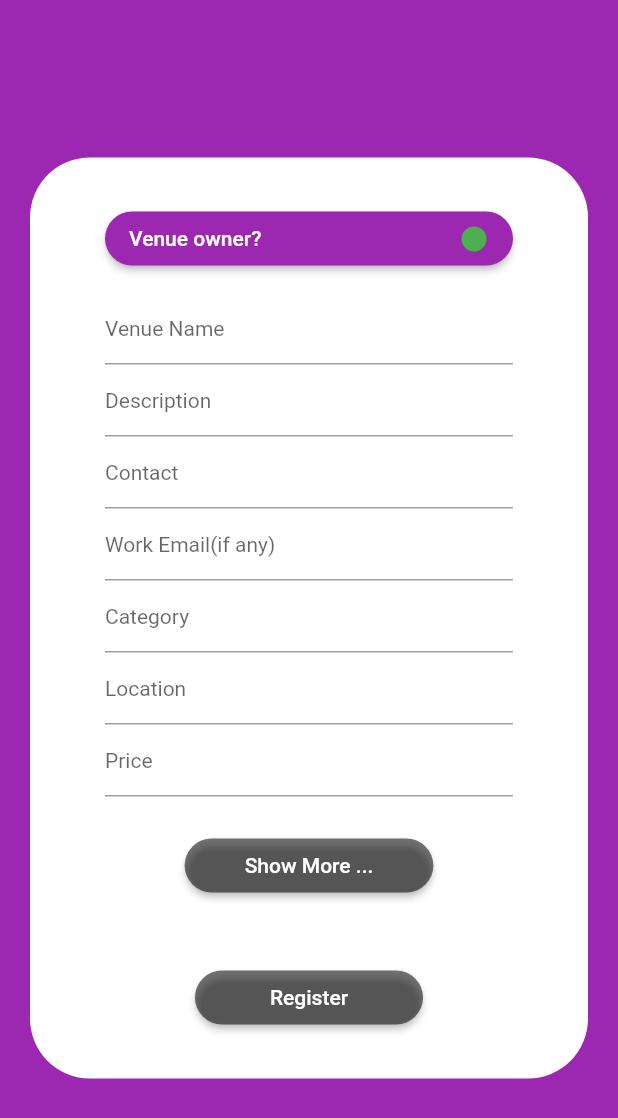
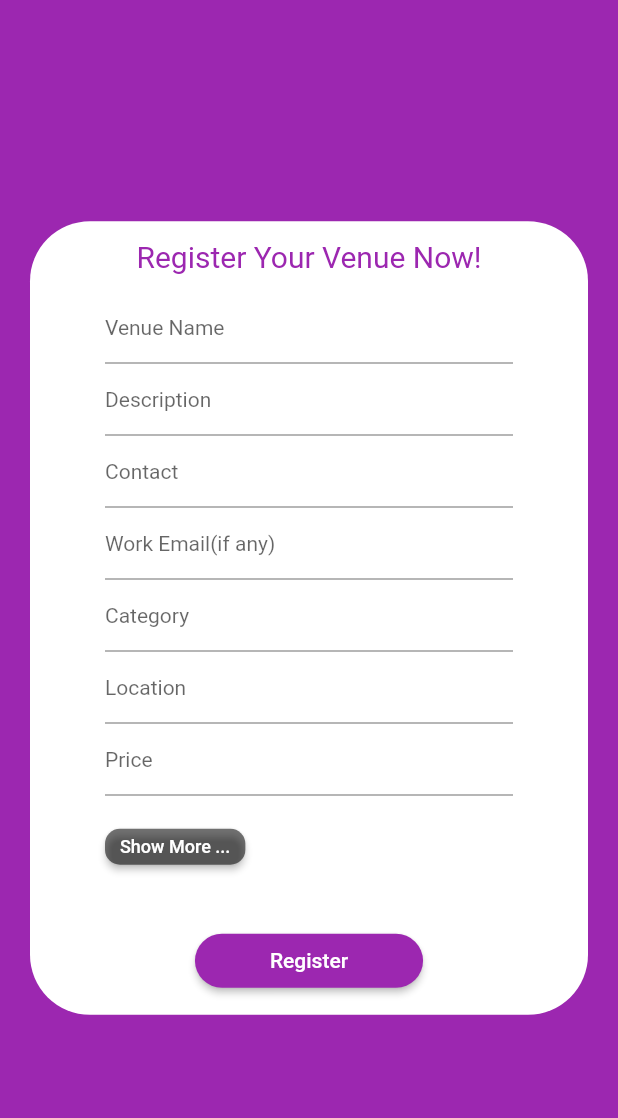
Before and after one commit to RahulPanchal-15/BookIt, a Flutter app: the OwnerRegister screen opened directly, on a phone screen of 412 x 824 dp. Shown: the top 1118 px of the screen. Run offline on Flutter 3.47's test engine with Material 2 defaults, Android fonts, the phone set to English and light mode, and no system bars; our stand-ins replace carousel_slider, firebase_auth, firebase_core, font_awesome_flutter, get, image_cropper and 2 more; accounts and stored records are empty; network calls fail; key blocks and very long unbroken strings in the code were emptied for the run.

Commit message:
Owner Request Page Updated

```diff
--- a/lib/screens/owner_register.dart
+++ b/lib/screens/owner_register.dart
@@ -20,7 +20,6 @@ class OwnerRegister extends StatefulWidget {
 }
 
 class _OwnerRegisterState extends State<OwnerRegister> {
-  bool? isOwner = true;
   List<File?> venueImages = [];
   TimeOfDay? startTime;
   TimeOfDay? endTime;
@@ -33,7 +32,7 @@ class _OwnerRegisterState extends State<OwnerRegister> {
         child: Center(
           child: SafeArea(
             child: Container(
-              padding: EdgeInsets.symmetric(horizontal: 50, vertical: 30),
+              padding: EdgeInsets.symmetric(horizontal: 50, vertical: 12),
               margin: EdgeInsets.symmetric(
                   vertical: MediaQuery.of(context).size.height * 0.05,
                   horizontal: 20),
@@ -43,43 +42,39 @@ class _OwnerRegisterState extends State<OwnerRegister> {
               ),
               child: SingleChildScrollView(
                 child: Column(
+                  // crossAxisAlignment: CrossAxisAlignment.center,
                   children: [
-                    ElevatedButton(
-                      style: kButtonStyle,
-                      onPressed: () {
-                        setState(() {
-                          isOwner = !(isOwner!);
-                        });
-                      },
-                      child: Row(
-                        mainAxisAlignment: MainAxisAlignment.spaceBetween,
+                    Center(
+                        child: Text(
+                      "Register Your Venue Now!",
+                      style: TextStyle(color: Colors.purple, fontSize: 20),
+                    )),
+                    Column(
+                      crossAxisAlignment: CrossAxisAlignment.start,
                       children: [
-                          Text("Venue owner?"),
-                          Icon(Icons.circle,
-                              color: isOwner! ? Colors.green : Colors.red,
-                              size: 20),
-                        ],
-                      ),
-                    ),
-                    isOwner!
-                        ? Padding(
+                        Padding(
                           padding: const EdgeInsets.symmetric(vertical: 12.0),
                           child: Column(
                             children: getTextFields(data, controllers),
                           ),
-                          )
-                        : Container(),
-                    isOwner!
-                        ? Container(
+                        ),
+                        Container(
                           margin: EdgeInsets.only(top: 10),
+                          height: 24,
                           child: ElevatedButton(
                             style: kButtonStyle.copyWith(
                               padding: MaterialStateProperty.all<EdgeInsets>(
-                                    EdgeInsets.symmetric(horizontal: 40.0)),
+                                  EdgeInsets.symmetric(horizontal: 10.0)),
                               backgroundColor:
                                   MaterialStateProperty.all(Colors.black54),
                               foregroundColor:
                                   MaterialStateProperty.all(Colors.white),
+                              shape: MaterialStateProperty.all<
+                                  RoundedRectangleBorder>(
+                                RoundedRectangleBorder(
+                                  borderRadius: BorderRadius.circular(10),
+                                ),
+                              ),
                             ),
                             onPressed: () {
                               showModalBottomSheet(
@@ -117,8 +112,7 @@ class _OwnerRegisterState extends State<OwnerRegister> {
                                                       top: 10, bottom: 15),
                                                   decoration: BoxDecoration(
                                                       border: Border.all(
-                                                            color:
-                                                                Colors.black),
+                                                          color: Colors.black),
                                                       borderRadius:
                                                           BorderRadius.all(
                                                               Radius.circular(
@@ -141,11 +135,9 @@ class _OwnerRegisterState extends State<OwnerRegister> {
                                                                 ImageSource
                                                                     .gallery,
                                                                 (image) {
-                                                                setModalState(
-                                                                    () {
+                                                              setModalState(() {
                                                                 venueImages
-                                                                      .add(
-                                                                          image);
+                                                                    .add(image);
                                                               });
                                                             })
                                                           },
@@ -178,8 +170,7 @@ class _OwnerRegisterState extends State<OwnerRegister> {
                                               children: [
                                                 Container(
                                                   margin: EdgeInsets.only(
-                                                        top: 15.0,
-                                                        bottom: 10.0),
+                                                      top: 15.0, bottom: 10.0),
                                                   child: Text(
                                                     'Availability: ',
                                                   ),
@@ -187,13 +178,11 @@ class _OwnerRegisterState extends State<OwnerRegister> {
                                                 Container(
                                                   margin: EdgeInsets.only(
                                                       bottom: 15.0),
-                                                    padding:
-                                                        EdgeInsets.symmetric(
+                                                  padding: EdgeInsets.symmetric(
                                                       horizontal: 10),
                                                   decoration: BoxDecoration(
                                                       border: Border.all(
-                                                            color:
-                                                                Colors.black),
+                                                          color: Colors.black),
                                                       borderRadius:
                                                           BorderRadius.all(
                                                               Radius.circular(
@@ -206,8 +195,7 @@ class _OwnerRegisterState extends State<OwnerRegister> {
                                                     children: [
                                                       Row(
                                                         children: [
-                                                            Icon(
-                                                                Icons.schedule),
+                                                          Icon(Icons.schedule),
                                                           TextButton(
                                                             onPressed: () {
                                                               selectTime(
@@ -221,8 +209,7 @@ class _OwnerRegisterState extends State<OwnerRegister> {
                                                               }, startTime);
                                                             },
                                                             child: Text(
-                                                                startTime !=
-                                                                        null
+                                                              startTime != null
                                                                   ? "${startTime!.hour.toString()} : ${startTime!.minute.toString()}"
                                                                   : "Start Time",
                                                               style: TextStyle(
@@ -286,28 +273,28 @@ class _OwnerRegisterState extends State<OwnerRegister> {
                                 },
                               );
                             },
-                              child: Text("Show More ..."),
+                            child: Text("Show More ...",
+                                style: TextStyle(fontSize: 12)),
                           ),
-                          )
-                        : Container(),
+                        ),
 
-                    //Register / Next Button
-                    Container(
+                        //Register Button
+                        Center(
+                          child: Container(
                             margin: EdgeInsets.only(top: 40.0),
-                      padding:
-                          EdgeInsets.symmetric(vertical: 0, horizontal: 20.0),
+                            padding: EdgeInsets.symmetric(
+                                vertical: 0, horizontal: 20.0),
                             child: ElevatedButton(
                               style: kButtonStyle.copyWith(
                                 backgroundColor:
-                              MaterialStateProperty.all(Colors.black54),
+                                    MaterialStateProperty.all(Colors.purple),
                                 foregroundColor:
                                     MaterialStateProperty.all(Colors.white),
                                 padding: MaterialStateProperty.all(
                                   EdgeInsets.symmetric(horizontal: 50),
                                 ),
                               ),
-                        onPressed: isOwner!
-                            ? () {
+                              onPressed: () {
                                 // Provider.of<MyAuth>(context, listen: false)
                                 //     .setIsDone(true);
                                 // Navigator.pop(context);
@@ -319,13 +306,12 @@ class _OwnerRegisterState extends State<OwnerRegister> {
                                 );
                                 Navigator.pushReplacementNamed(
                                     context, '/main');
-                              }
-                            : () {
-                                Navigator.pushReplacementNamed(
-                                    context, '/main');
                               },
                               child: Text("Register"),
                             ),
+                          ),
+                        ),
+                      ],
                     ),
                   ],
                 ),
--- a/lib/screens/signup_login.dart
+++ b/lib/screens/signup_login.dart
@@ -245,7 +245,7 @@ class _LoginPageState extends State<LoginPage> {
                                                   // );
                                                   Navigator
                                                       .pushReplacementNamed(
-                                                          context, '/owner');
+                                                          context, '/main');
                                                 }
                                               } catch (err) {
                                                 print(err);
--- a/lib/wrapper.dart
+++ b/lib/wrapper.dart
@@ -25,7 +25,8 @@ class _WrapperState extends State<Wrapper> {
         if (snapshot.connectionState == ConnectionState.active) {
           final MyUser? user = snapshot.data;
           return MaterialApp(
-            initialRoute: user == null ? '/login' : '/main',
+            // initialRoute: user == null ? '/login' : '/main',
+            initialRoute: '/main',
             routes: {
               '/main': (context) => MainScreen(),
               '/login': (context) => const LoginPage(),
```
Also changed, not shown: lib/screens/profile.dart (+17 -4 lines), lib/screens/requests.dart (+22 -3 lines), lib/widgets/owner_venue_on_request_page.dart (added, +115 -0 lines). Lines whose indentation alone changed are shown as unchanged.
